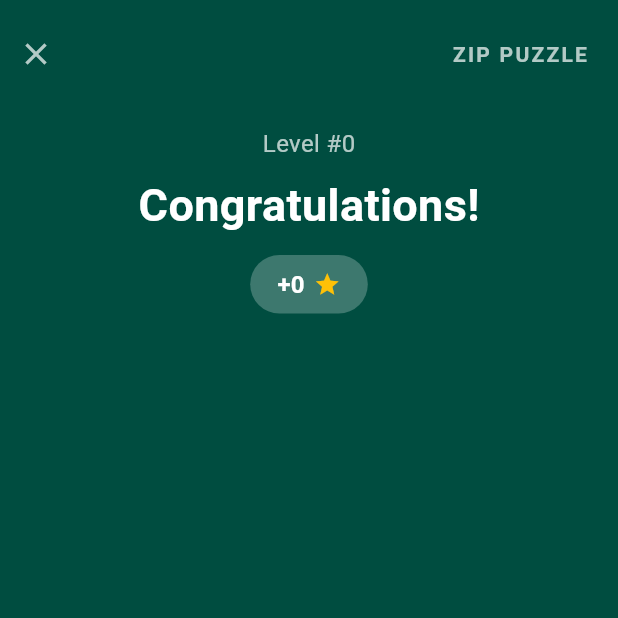
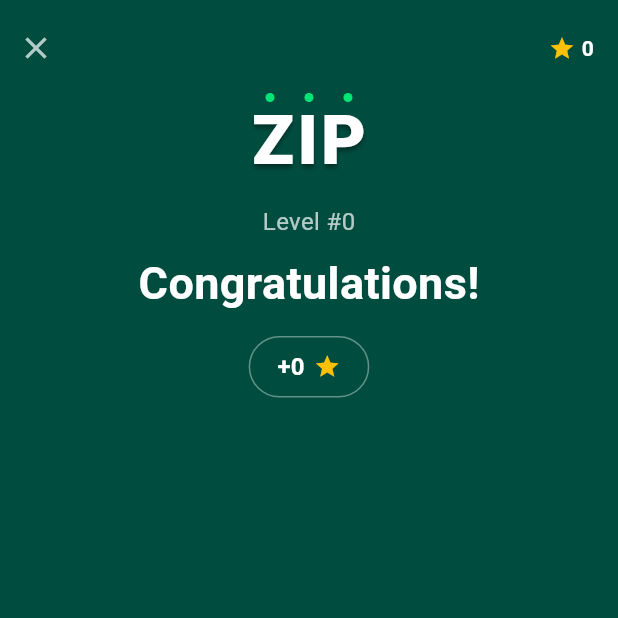
Before and after one commit to Vinothini-babu/zip_puzzle_games, a Flutter app: the LevelCompleteScreen screen opened directly with empty values, on a phone screen of 412 x 824 dp, the top half of it. Run offline on Flutter 3.47's test engine with Material 3 defaults, Android fonts, the phone set to English and light mode, and no system bars.

Commit message:
3rd commit

```diff
--- a/lib/app_state.dart
+++ b/lib/app_state.dart
@@ -27,4 +27,11 @@ class AppState extends ChangeNotifier {
     coins += coinsEarned;
     notifyListeners();
   }
+
+  /// Adds extra coins outside the normal level-completion flow - used for
+  /// the "BONUS X3" reward on the Level Complete screen.
+  void addBonusCoins(int amount) {
+    coins += amount;
+    notifyListeners();
+  }
 }
--- a/lib/level_complete_screen.dart
+++ b/lib/level_complete_screen.dart
@@ -1,17 +1,18 @@
 // level_complete_screen.dart
 // Congratulations screen shown after solving a level.
-// Design matches the reference "ZIP" app: solid background, level number,
+// Design matches the reference "ZIP" app: stylized logo, level number,
 // "Congratulations!" heading, the completed grid shown with its solved
-// path, coins earned, and a simple arrow button to continue.
+// path, coins earned, and COLLECT / BONUS X3 buttons to continue.
 
 import 'package:flutter/material.dart';
+import 'app_state.dart';
 import 'level_data.dart';
 import 'level_select_screen.dart';
 import 'puzzle_screen.dart';
 import 'solved_grid_preview.dart';
 import 'zip_puzzle_generator.dart';
 
-class LevelCompleteScreen extends StatelessWidget {
+class LevelCompleteScreen extends StatefulWidget {
   final LevelData level;
   final int coinsEarned;
   final PuzzlePuzzleData puzzle;
@@ -23,13 +24,20 @@ class LevelCompleteScreen extends StatelessWidget {
     required this.puzzle,
   });
 
+  @override
+  State<LevelCompleteScreen> createState() => _LevelCompleteScreenState();
+}
+
+class _LevelCompleteScreenState extends State<LevelCompleteScreen> {
   static const Color background = Color(0xFF004D40); // teal 900
   static const Color primaryTeal = Color(0xFF00796B);
 
-  void _goNext(BuildContext context) {
-    final hasNextLevel = level.id < LevelCatalog.levels.length;
+  bool _claimed = false;
+
+  void _goNext() {
+    final hasNextLevel = widget.level.id < LevelCatalog.levels.length;
     if (hasNextLevel) {
-      final nextLevel = LevelCatalog.byId(level.id + 1);
+      final nextLevel = LevelCatalog.byId(widget.level.id + 1);
       Navigator.of(context).pushReplacement(
         MaterialPageRoute(builder: (_) => PuzzleScreen(level: nextLevel)),
       );
@@ -41,6 +49,21 @@ class LevelCompleteScreen extends StatelessWidget {
     }
   }
 
+  void _collect() {
+    if (_claimed) return;
+    _claimed = true;
+    _goNext();
+  }
+
+  void _collectBonus() {
+    if (_claimed) return;
+    _claimed = true;
+    // "BONUS X3" - awards 2x more on top of the coins already credited
+    // when the level was completed, matching the reference app's offer.
+    AppState.instance.addBonusCoins(widget.coinsEarned * 2);
+    _goNext();
+  }
+
   @override
   Widget build(BuildContext context) {
     return Scaffold(
@@ -48,8 +71,7 @@ class LevelCompleteScreen extends StatelessWidget {
       body: SafeArea(
         child: Column(
           children: [
-            const SizedBox(height: 12),
-            // top bar - back to level select
+            const SizedBox(height: 8),
             Row(
               children: [
                 IconButton(
@@ -62,19 +84,30 @@ class LevelCompleteScreen extends StatelessWidget {
                   },
                 ),
                 const Spacer(),
-                const Padding(
-                  padding: EdgeInsets.only(right: 20),
-                  child: Text('ZIP PUZZLE',
-                      style: TextStyle(
-                          color: Colors.white70,
-                          fontWeight: FontWeight.bold,
-                          letterSpacing: 1.5)),
+                ListenableBuilder(
+                  listenable: AppState.instance,
+                  builder: (context, _) => Padding(
+                    padding: const EdgeInsets.only(right: 16),
+                    child: Row(
+                      children: [
+                        const Icon(Icons.star, color: Colors.amber, size: 18),
+                        const SizedBox(width: 4),
+                        Text('${AppState.instance.coins}',
+                            style: const TextStyle(
+                                color: Colors.white, fontWeight: FontWeight.bold)),
+                      ],
+                    ),
+                  ),
                 ),
               ],
             ),
-            const SizedBox(height: 24),
+            const SizedBox(height: 4),
+            // Stylized "ZIP" logo - bold letters with small accent dots,
+            // matching the reference app's title treatment.
+            const _ZipLogo(),
+            const SizedBox(height: 20),
             Text(
-              'Level #${level.id}',
+              'Level #${widget.level.id}',
               style: const TextStyle(color: Colors.white70, fontSize: 16),
             ),
             const SizedBox(height: 8),
@@ -86,17 +119,18 @@ class LevelCompleteScreen extends StatelessWidget {
                 fontWeight: FontWeight.bold,
               ),
             ),
-            const SizedBox(height: 12),
+            const SizedBox(height: 14),
             Container(
               padding: const EdgeInsets.symmetric(horizontal: 18, vertical: 8),
               decoration: BoxDecoration(
-                color: Colors.white24,
+                color: Colors.transparent,
                 borderRadius: BorderRadius.circular(24),
+                border: Border.all(color: Colors.white38),
               ),
               child: Row(
                 mainAxisSize: MainAxisSize.min,
                 children: [
-                  Text('+$coinsEarned',
+                  Text('+${widget.coinsEarned}',
                       style: const TextStyle(
                           color: Colors.white,
                           fontWeight: FontWeight.bold,
@@ -106,24 +140,36 @@ class LevelCompleteScreen extends StatelessWidget {
                 ],
               ),
             ),
-            const SizedBox(height: 40),
-            // The completed grid, shown with its full solved path -
-            // matches the reference app's congratulations screen.
-            SolvedGridPreview(puzzle: puzzle, size: 260),
+            const SizedBox(height: 28),
+            SolvedGridPreview(puzzle: widget.puzzle, size: 230),
             const Spacer(),
             Padding(
-              padding: const EdgeInsets.only(bottom: 36),
-              child: GestureDetector(
-                onTap: () => _goNext(context),
-                child: Container(
-                  width: 56,
-                  height: 56,
-                  decoration: const BoxDecoration(
-                    color: Colors.white,
-                    shape: BoxShape.circle,
+              padding: const EdgeInsets.symmetric(horizontal: 24, vertical: 20),
+              child: Row(
+                children: [
+                  // COLLECT - claims the base reward already earned.
+                  Expanded(
+                    child: _RewardButton(
+                      label: 'COLLECT',
+                      subLabel: '${widget.coinsEarned}',
+                      background: Colors.white,
+                      foreground: primaryTeal,
+                      onTap: _collect,
+                    ),
                   ),
-                  child: const Icon(Icons.arrow_forward, color: background),
-                ),
+                  const SizedBox(width: 12),
+                  // BONUS X3 - claims triple the reward instead.
+                  Expanded(
+                    child: _RewardButton(
+                      label: 'BONUS X3',
+                      subLabel: '${widget.coinsEarned * 3}',
+                      background: Colors.black,
+                      foreground: Colors.white,
+                      trailingIcon: Icons.smart_display,
+                      onTap: _collectBonus,
+                    ),
+                  ),
+                ],
               ),
             ),
           ],
@@ -132,3 +178,124 @@ class LevelCompleteScreen extends StatelessWidget {
     );
   }
 }
+
+class _ZipLogo extends StatelessWidget {
+  const _ZipLogo();
+
+  static const Color teal = Color(0xFF00796B);
+  static const Color accent = Color(0xFF00E676);
+
+  @override
+  Widget build(BuildContext context) {
+    return SizedBox(
+      height: 56,
+      child: Stack(
+        alignment: Alignment.center,
+        children: [
+          const Text(
+            'ZIP',
+            style: TextStyle(
+              fontSize: 46,
+              fontWeight: FontWeight.w900,
+              color: Colors.white,
+              letterSpacing: 2,
+              shadows: [
+                Shadow(color: Colors.black38, offset: Offset(0, 3), blurRadius: 4),
+              ],
+            ),
+          ),
+          // small accent dots above the letters, like the reference logo
+          Positioned(
+            top: 2,
+            child: Row(
+              mainAxisSize: MainAxisSize.min,
+              children: List.generate(
+                3,
+                    (i) => Padding(
+                  padding: const EdgeInsets.symmetric(horizontal: 10),
+                  child: Container(
+                    width: 6,
+                    height: 6,
+                    decoration: const BoxDecoration(
+                      color: accent,
+                      shape: BoxShape.circle,
+                    ),
+                  ),
+                ),
+              ),
+            ),
+          ),
+        ],
+      ),
+    );
+  }
+}
+
+class _RewardButton extends StatefulWidget {
+  final String label;
+  final String subLabel;
+  final Color background;
+  final Color foreground;
+  final IconData? trailingIcon;
+  final VoidCallback onTap;
+
+  const _RewardButton({
+    required this.label,
+    required this.subLabel,
+    required this.background,
+    required this.foreground,
+    required this.onTap,
+    this.trailingIcon,
+  });
+
+  @override
+  State<_RewardButton> createState() => _RewardButtonState();
+}
+
+class _RewardButtonState extends State<_RewardButton> {
+  double _scale = 1.0;
+
+  @override
+  Widget build(BuildContext context) {
+    return GestureDetector(
+      onTapDown: (_) => setState(() => _scale = 0.94),
+      onTapUp: (_) => setState(() => _scale = 1.0),
+      onTapCancel: () => setState(() => _scale = 1.0),
+      onTap: widget.onTap,
+      child: AnimatedScale(
+        scale: _scale,
+        duration: const Duration(milliseconds: 100),
+        child: Container(
+          padding: const EdgeInsets.symmetric(vertical: 14),
+          decoration: BoxDecoration(
+            color: widget.background,
+            borderRadius: BorderRadius.circular(30),
+          ),
+          child: Column(
+            children: [
+              Text(widget.label,
+                  style: TextStyle(
+                      color: widget.foreground,
+                      fontWeight: FontWeight.bold,
+                      fontSize: 14)),
+              const SizedBox(height: 4),
+              Row(
+                mainAxisAlignment: MainAxisAlignment.center,
+                children: [
+                  Text(widget.subLabel,
+                      style: TextStyle(color: widget.foreground, fontSize: 13)),
+                  const SizedBox(width: 4),
+                  const Icon(Icons.star, color: Colors.amber, size: 14),
+                  if (widget.trailingIcon != null) ...[
+                    const SizedBox(width: 6),
+                    Icon(widget.trailingIcon, color: widget.foreground, size: 14),
+                  ],
+                ],
+              ),
+            ],
+          ),
+        ),
+      ),
+    );
+  }
+}
```
